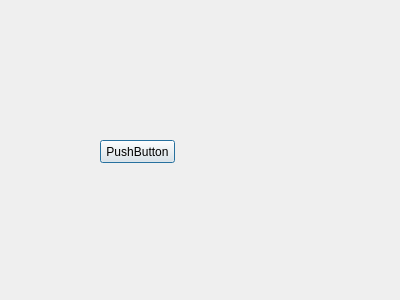
First picture: the form in QtCreatorProject/dialog.ui, repository cymurs/VS2015ForQtProject, before the edit.
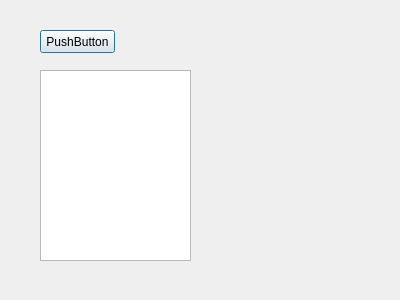
Second picture: the form after the edit.

Commit message: 自定义TextEdit与QTextEdit的性能测试对比 退出时需要等待线程自行结束，否则可能会报错“C:\Program Files (x86)\SogouInput\Components\ Error - RtlWerpReportException failed with status code :-1073741823. ”

What changed in the file:
```diff
--- a/QtCreatorProject/dialog.ui
+++ b/QtCreatorProject/dialog.ui
@@ -16,8 +16,8 @@
   <widget class="QPushButton" name="pushButton">
    <property name="geometry">
     <rect>
-     <x>100</x>
-     <y>140</y>
+     <x>40</x>
+     <y>30</y>
      <width>75</width>
      <height>23</height>
     </rect>
@@ -26,6 +26,16 @@
     <string>PushButton</string>
    </property>
   </widget>
+  <widget class="QTextEdit" name="textEdit">
+   <property name="geometry">
+    <rect>
+     <x>40</x>
+     <y>70</y>
+     <width>151</width>
+     <height>191</height>
+    </rect>
+   </property>
+  </widget>
  </widget>
  <layoutdefault spacing="6" margin="11"/>
  <resources/>
```
The commit also changes 7 other files.
